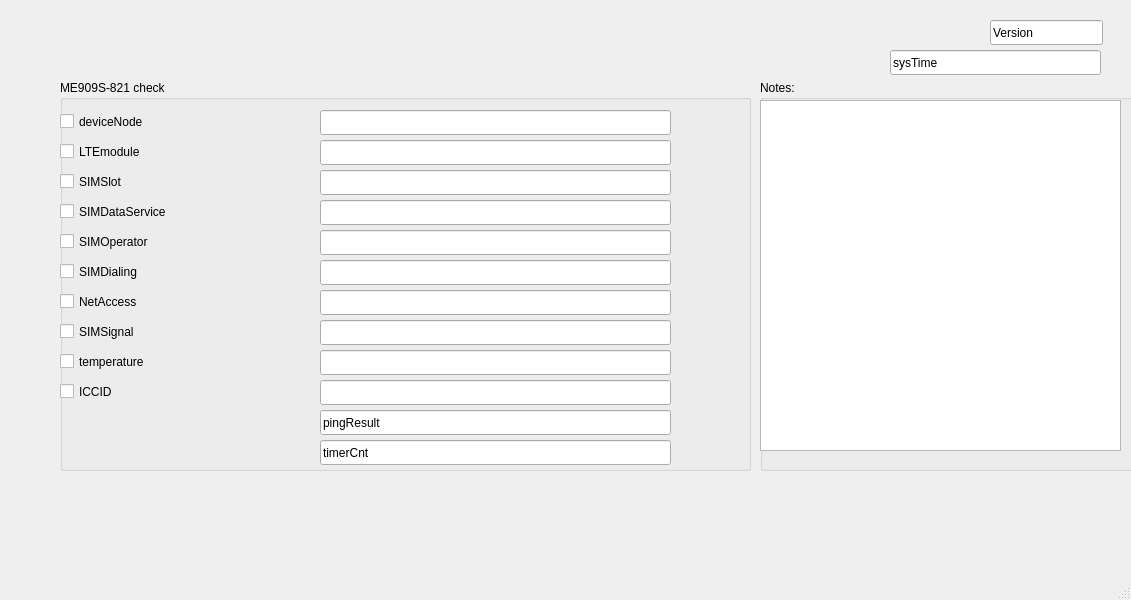
kritha/me909s-821, file mainwindow.ui: the form before one commit.
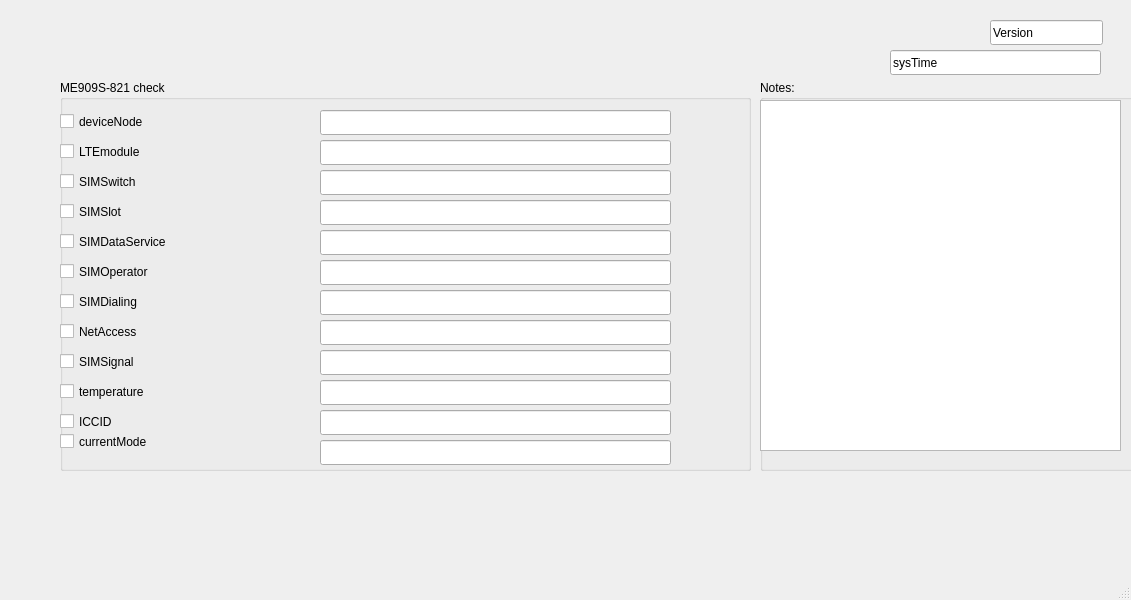
The form after the commit.

```diff
--- a/mainwindow.ui
+++ b/mainwindow.ui
@@ -56,7 +56,7 @@
      <property name="geometry">
       <rect>
        <x>0</x>
-       <y>90</y>
+       <y>120</y>
        <width>131</width>
        <height>23</height>
       </rect>
@@ -69,7 +69,7 @@
      <property name="geometry">
       <rect>
        <x>0</x>
-       <y>120</y>
+       <y>150</y>
        <width>151</width>
        <height>23</height>
       </rect>
@@ -82,7 +82,7 @@
      <property name="geometry">
       <rect>
        <x>0</x>
-       <y>150</y>
+       <y>180</y>
        <width>141</width>
        <height>23</height>
       </rect>
@@ -95,7 +95,7 @@
      <property name="geometry">
       <rect>
        <x>0</x>
-       <y>180</y>
+       <y>210</y>
        <width>161</width>
        <height>23</height>
       </rect>
@@ -108,7 +108,7 @@
      <property name="geometry">
       <rect>
        <x>0</x>
-       <y>240</y>
+       <y>270</y>
        <width>141</width>
        <height>23</height>
       </rect>
@@ -121,7 +121,7 @@
      <property name="geometry">
       <rect>
        <x>0</x>
-       <y>210</y>
+       <y>240</y>
        <width>92</width>
        <height>23</height>
       </rect>
@@ -154,7 +154,7 @@
      <property name="geometry">
       <rect>
        <x>260</x>
-       <y>90</y>
+       <y>120</y>
        <width>351</width>
        <height>25</height>
       </rect>
@@ -164,7 +164,7 @@
      <property name="geometry">
       <rect>
        <x>260</x>
-       <y>120</y>
+       <y>150</y>
        <width>351</width>
        <height>25</height>
       </rect>
@@ -174,7 +174,7 @@
      <property name="geometry">
       <rect>
        <x>260</x>
-       <y>150</y>
+       <y>180</y>
        <width>351</width>
        <height>25</height>
       </rect>
@@ -184,7 +184,7 @@
      <property name="geometry">
       <rect>
        <x>260</x>
-       <y>180</y>
+       <y>210</y>
        <width>351</width>
        <height>25</height>
       </rect>
@@ -194,7 +194,7 @@
      <property name="geometry">
       <rect>
        <x>260</x>
-       <y>240</y>
+       <y>270</y>
        <width>351</width>
        <height>25</height>
       </rect>
@@ -204,7 +204,7 @@
      <property name="geometry">
       <rect>
        <x>260</x>
-       <y>210</y>
+       <y>240</y>
        <width>351</width>
        <height>25</height>
       </rect>
@@ -214,7 +214,7 @@
      <property name="geometry">
       <rect>
        <x>260</x>
-       <y>270</y>
+       <y>300</y>
        <width>351</width>
        <height>25</height>
       </rect>
@@ -224,7 +224,7 @@
      <property name="geometry">
       <rect>
        <x>0</x>
-       <y>270</y>
+       <y>300</y>
        <width>92</width>
        <height>23</height>
       </rect>
@@ -237,7 +237,7 @@
      <property name="geometry">
       <rect>
        <x>0</x>
-       <y>300</y>
+       <y>330</y>
        <width>92</width>
        <height>23</height>
       </rect>
@@ -250,7 +250,7 @@
      <property name="geometry">
       <rect>
        <x>260</x>
-       <y>300</y>
+       <y>330</y>
        <width>351</width>
        <height>25</height>
       </rect>
@@ -266,21 +266,44 @@
       </rect>
      </property>
      <property name="text">
-      <string>timerCnt</string>
+      <string/>
      </property>
     </widget>
-    <widget class="QLineEdit" name="lineEdit_pingResult">
+    <widget class="QCheckBox" name="checkBox_currentMode">
+     <property name="geometry">
+      <rect>
+       <x>0</x>
+       <y>350</y>
+       <width>141</width>
+       <height>23</height>
+      </rect>
+     </property>
+     <property name="text">
+      <string>currentMode</string>
+     </property>
+    </widget>
+    <widget class="QCheckBox" name="checkBox_simSwitch">
+     <property name="geometry">
+      <rect>
+       <x>0</x>
+       <y>90</y>
+       <width>92</width>
+       <height>23</height>
+      </rect>
+     </property>
+     <property name="text">
+      <string>SIMSwitch</string>
+     </property>
+    </widget>
+    <widget class="QLineEdit" name="lineEdit_simSwitch">
      <property name="geometry">
       <rect>
        <x>260</x>
-       <y>330</y>
+       <y>90</y>
        <width>351</width>
        <height>25</height>
       </rect>
      </property>
-     <property name="text">
-      <string>pingResult</string>
-     </property>
     </widget>
    </widget>
    <widget class="QLineEdit" name="lineEdit_version">
```
Left out of the diff: 2 changed lines with no effect on the pictures.
